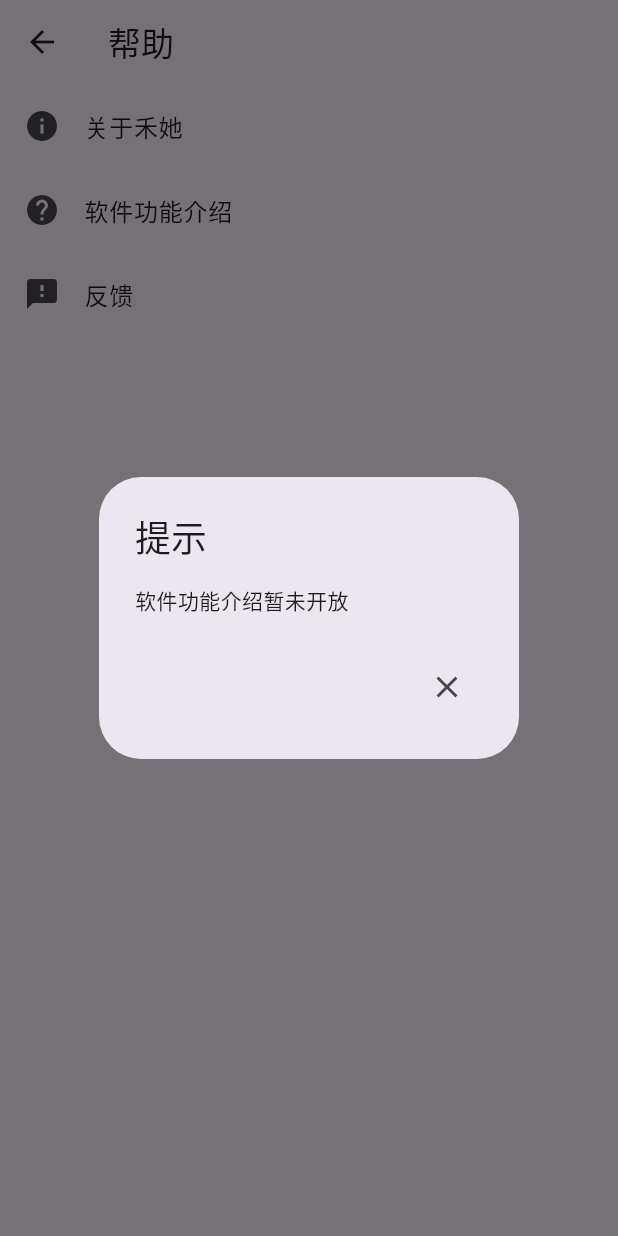
After one commit to HeTa-Dev/HeTa_Flutter, a Flutter app: the HelpPage screen opened directly, after a tap on "软件功能介绍", on a phone screen of 412 x 824 dp. The commit adds this screen. Run offline on Flutter 3.47's test engine with Material 3 defaults, Android fonts, the phone set to English and light mode, and no system bars; our stand-ins replace cached_network_image, flutter_image_compress, image_picker, shared_preferences, waterfall_flow; accounts and stored records are empty; network calls fail.

Commit message:
实现了“我的”中“帮助与反馈”中“关于禾她”的页面，同时在“帮助与反馈”中增加了“软件功能介绍”和“反馈两个待开发页面”

```diff
--- /dev/null
+++ b/lib/page/my_page_children/help_page.dart
@@ -0,0 +1,73 @@
+
+import 'package:flutter/material.dart';
+
+class HelpPage extends StatefulWidget {
+  @override
+  _HelpPageState createState() => _HelpPageState();
+}
+
+class _HelpPageState extends State<HelpPage> {
+  String _developerInfo = '禾她是一款专注于维护委托社群的 APP，对于委托接受和发布过程进行第三方监管。APP 分为两类账号，一类是coser 账号，一类是用户账号。单主可在平台上建立个人账户，完善相关信息之后发布自己所需的委托内容和要求。委托结束后，单主可发布对于委托的推荐帖。平台的目标是完善和规范委托过程，促进委托行业的良性竞争。 平台的理念为女性友好的社群环境，作为“她们”之间的桥梁，“和她们”一起提供一份不掺杂经济纠纷的纯粹圆梦体验。';
+
+  void _showAlertDialog(BuildContext context, String title, String content) {
+    showDialog(
+      context: context,
+      builder: (BuildContext context) {
+        return AlertDialog(
+          title: Text(title),
+          content: Text(content),
+          actions: <Widget>[
+            IconButton(
+              icon: Icon(Icons.close),
+              onPressed: () {
+                Navigator.of(context).pop();
+              },
+            ),
+          ],
+        );
+      },
+    );
+  }
+
+  @override
+  Widget build(BuildContext context) {
+    return Scaffold(
+      appBar: AppBar(
+        title: Text('帮助'),
+      ),
+      body: ListView(
+        children: <Widget>[
+          ListTile(
+            leading: Icon(Icons.info),
+            title: Text('关于禾她'),
+            onTap: () {
+              showAboutDialog(
+                context: context,
+                applicationName: '禾她',
+                applicationVersion: '1.0.0',
+                applicationIcon: Icon(Icons.apps),
+                children: <Widget>[
+                  Text(_developerInfo),
+                ],
+              );
+            },
+          ),
+          ListTile(
+            leading: Icon(Icons.help),
+            title: Text('软件功能介绍'),
+            onTap: () {
+              _showAlertDialog(context, '提示', '软件功能介绍暂未开放');
+            },
+          ),
+          ListTile(
+            leading: Icon(Icons.feedback),
+            title: Text('反馈'),
+            onTap: () {
+              _showAlertDialog(context, '提示', '反馈功能暂未开放');
+            },
+          ),
+        ],
+      ),
+    );
+  }
+}
--- a/lib/page/my_page_children/my_post_page.dart
+++ b/lib/page/my_page_children/my_post_page.dart
@@ -18,7 +18,7 @@ class MyPostsPage extends StatefulWidget {
 class _MyPostsPageState extends State<MyPostsPage> {
   List<PostView>? postViewList;
 
-  // 异步获取订单视图
+  // 异步获取帖子视图
   Future<void> _getPostView() async {
     final userProvider = Provider.of<UserProvider>(context, listen: false);
     final user = userProvider.user!;
```
Also changed, not shown: lib/page/my_page.dart (+12 -7 lines).
